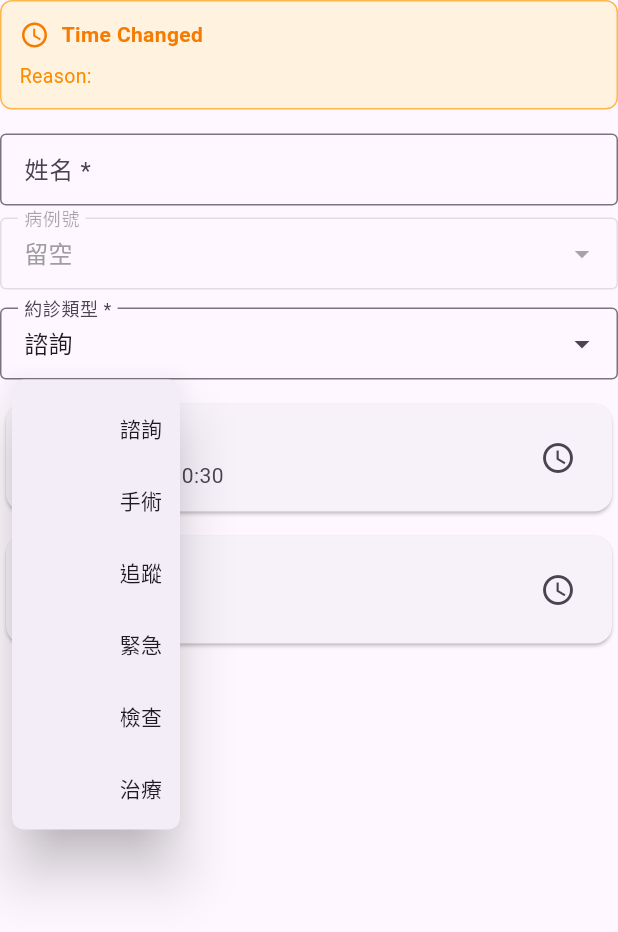
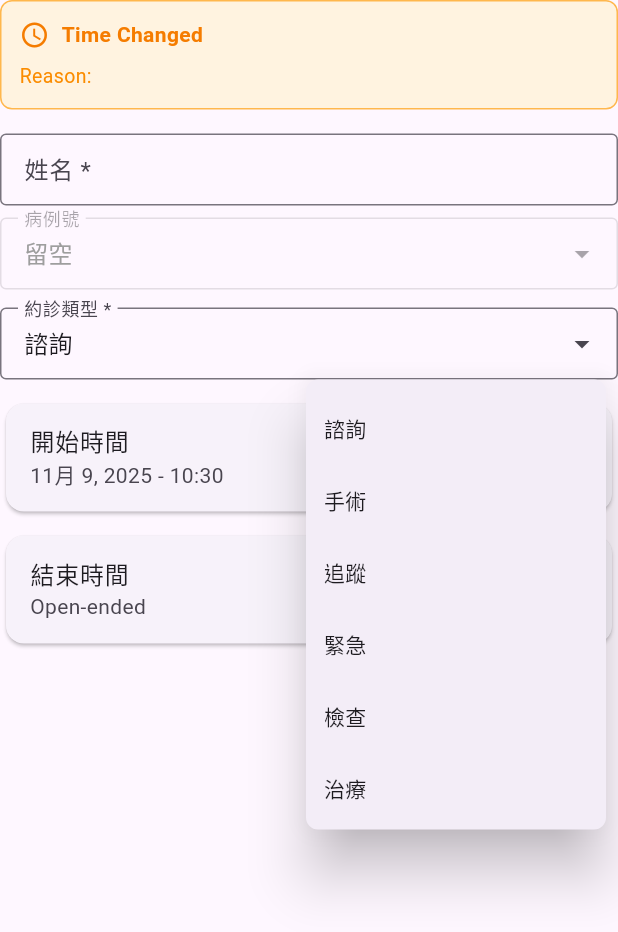
Before and after one commit to igeryoung/AppointmentApp, a Flutter app: the EventMetadataSection widget shown alone on an empty page, opened directly with empty values, after a tap on "諮詢", on a phone screen of 412 x 824 dp. Shown: the top 932 px of the screen. Run offline on Flutter 3.47's test engine with Material 3 defaults, Android fonts, the phone set to English and light mode, and no system bars; our stand-ins replace connectivity_plus, equatable, flutter_bloc, get_it, shared_preferences, sqflite; accounts and stored records are empty; network calls fail.

Commit message:
feat: position dropdowns at right edge with left-aligned text
Repositioned dropdown menus to align their right edge with the input box's
right edge, while keeping text left-aligned inside the menu items.

Changes:
- Wrapped PopupMenuButtons in LayoutBuilder to calculate input width
- Set offset to (inputWidth - 200, 0) to align dropdown to the right
- Fixed dropdown width to 200px for consistent sizing
- Removed Align wrappers from menu text (left-aligned by default)

Applied to both Event Type and Record Number dropdowns.

```diff
--- a/lib/screens/event_detail/widgets/event_metadata_section.dart
+++ b/lib/screens/event_detail/widgets/event_metadata_section.dart
@@ -159,21 +159,20 @@ class EventMetadataSection extends StatelessWidget {
             Expanded(
               child: Padding(
                 padding: const EdgeInsets.only(bottom: 4),
-                child: PopupMenuButton<EventType>(
+                child: LayoutBuilder(
+                  builder: (context, constraints) {
+                    return PopupMenuButton<EventType>(
                       position: PopupMenuPosition.under,
-                  offset: const Offset(0, 0),
+                      offset: Offset(constraints.maxWidth - 200, 0),
                       elevation: 16,
                       shape: RoundedRectangleBorder(borderRadius: BorderRadius.circular(8)),
-                  constraints: const BoxConstraints(maxHeight: 300),
+                      constraints: const BoxConstraints(maxHeight: 300, minWidth: 200, maxWidth: 200),
                       onSelected: onEventTypeChanged,
                       itemBuilder: (context) {
                         return EventTypeLocalizations.commonEventTypes.map((type) {
                           return PopupMenuItem<EventType>(
                             value: type,
-                        child: Align(
-                          alignment: Alignment.centerRight,
                             child: Text(EventTypeLocalizations.getLocalizedEventType(context, type)),
-                        ),
                           );
                         }).toList();
                       },
@@ -189,6 +188,8 @@ class EventMetadataSection extends StatelessWidget {
                           style: const TextStyle(fontSize: 16),
                         ),
                       ),
+                    );
+                  },
                 ),
               ),
             ),
@@ -329,27 +330,18 @@ class _RecordNumberDropdownState extends State<_RecordNumberDropdown> {
     for (final recordNum in widget.availableRecordNumbers) {
       items.add(PopupMenuItem<String>(
         value: recordNum,
-        child: Align(
-          alignment: Alignment.centerRight,
         child: Text(recordNum),
-        ),
       ));
     }
 
     // Add special options
     items.add(PopupMenuItem<String>(
       value: _RecordNumberDropdown._emptyOption,
-      child: Align(
-        alignment: Alignment.centerRight,
       child: Text('留空'),
-      ),
     ));
     items.add(PopupMenuItem<String>(
       value: _RecordNumberDropdown._newOption,
-      child: Align(
-        alignment: Alignment.centerRight,
       child: Text('新病例號'),
-      ),
     ));
 
     // Determine display text
@@ -365,20 +357,19 @@ class _RecordNumberDropdownState extends State<_RecordNumberDropdown> {
       if (!items.any((item) => item.value == widget.value)) {
         items.insert(0, PopupMenuItem<String>(
           value: widget.value,
-          child: Align(
-            alignment: Alignment.centerRight,
           child: Text(widget.value),
-          ),
         ));
       }
     }
 
+    return LayoutBuilder(
+      builder: (context, constraints) {
         return PopupMenuButton<String>(
           position: PopupMenuPosition.under,
-      offset: const Offset(0, 0),
+          offset: Offset(constraints.maxWidth - 200, 0),
           elevation: 16,
           shape: RoundedRectangleBorder(borderRadius: BorderRadius.circular(8)),
-      constraints: const BoxConstraints(maxHeight: 300),
+          constraints: const BoxConstraints(maxHeight: 300, minWidth: 200, maxWidth: 200),
           enabled: widget.isEnabled && !_isProcessing,
           onSelected: (String newValue) {
             if (newValue == _RecordNumberDropdown._emptyOption) {
@@ -410,6 +401,8 @@ class _RecordNumberDropdownState extends State<_RecordNumberDropdown> {
             ),
           ),
         );
+      },
+    );
   }
 
   Future<void> _handleNewRecordNumber() async {
```
Lines whose indentation alone changed are shown as unchanged.
